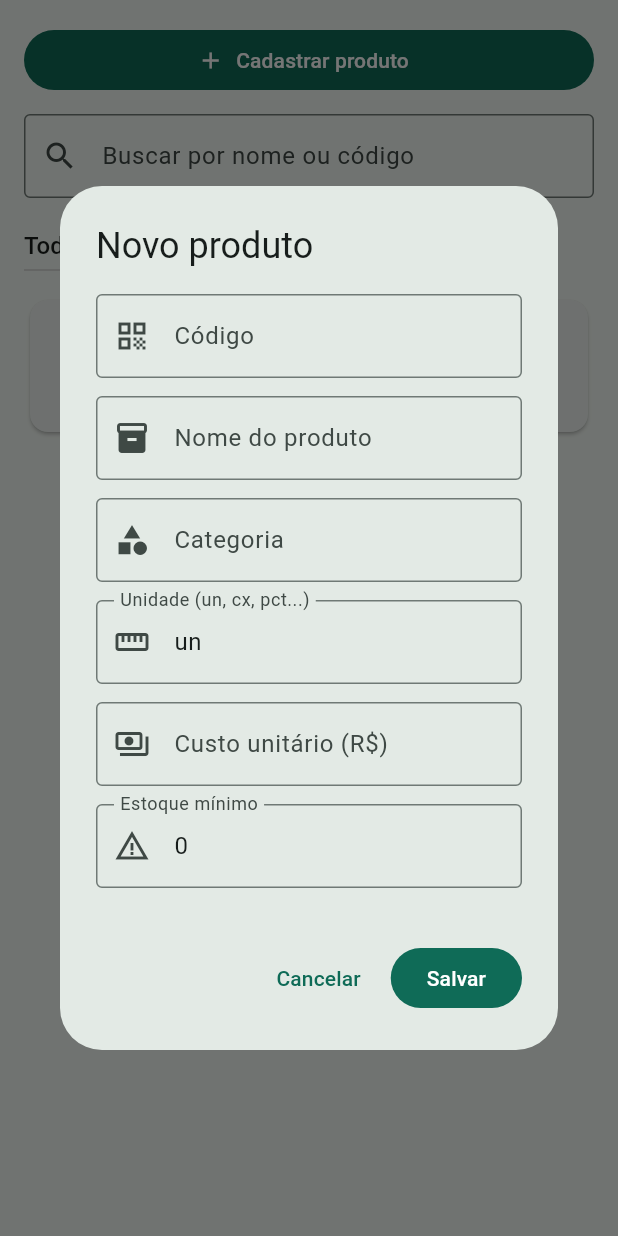
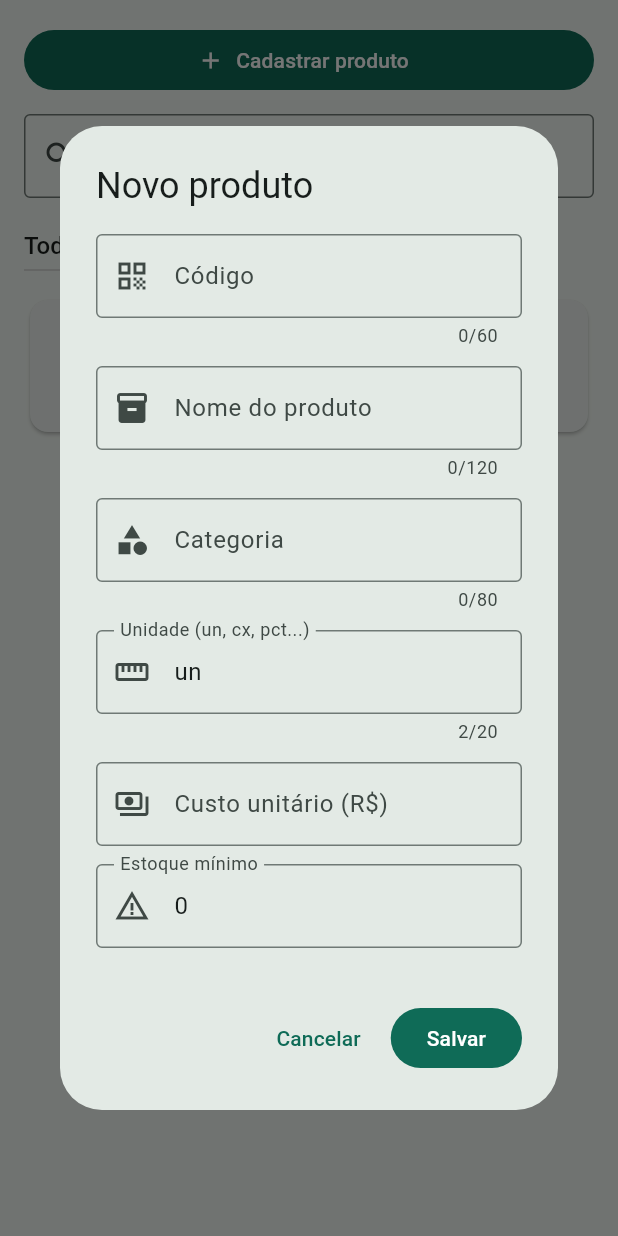
Before and after one commit to carollinesoares-sudo/controle-estoque-devsolutions, a Flutter app: the ProdutosPage widget shown alone on an empty page, opened directly with empty values, after a tap on "Cadastrar produto", on a phone screen of 412 x 824 dp. Run offline on Flutter 3.47's test engine with Material 3 defaults, Android fonts, the phone set to English and light mode, and no system bars; our stand-ins replace cloud_firestore, firebase_auth, firebase_core; accounts and stored records are empty.

Commit message:
Align product fields with Firestore limits
Co-authored-by: Copilot <223556219+Copilot@users.noreply.github.com>

```diff
--- a/lib/pages/produtos_page.dart
+++ b/lib/pages/produtos_page.dart
@@ -71,13 +71,29 @@ class _ProdutosPageState extends State<ProdutosPage> {
                 child: Column(
                   mainAxisSize: MainAxisSize.min,
                   children: [
-                    _campo(codigo, 'Código', icone: Icons.qr_code),
-                    _campo(nome, 'Nome do produto', icone: Icons.inventory_2),
-                    _campo(categoria, 'Categoria', icone: Icons.category),
+                    _campo(
+                      codigo,
+                      'Código',
+                      icone: Icons.qr_code,
+                      maxLength: 60,
+                    ),
+                    _campo(
+                      nome,
+                      'Nome do produto',
+                      icone: Icons.inventory_2,
+                      maxLength: 120,
+                    ),
+                    _campo(
+                      categoria,
+                      'Categoria',
+                      icone: Icons.category,
+                      maxLength: 80,
+                    ),
                     _campo(
                       unidade,
                       'Unidade (un, cx, pct...)',
                       icone: Icons.straighten,
+                      maxLength: 20,
                     ),
                     _campo(
                       custo,
@@ -334,11 +350,13 @@ Widget _campo(
   String rotulo, {
   required IconData icone,
   bool numerico = false,
+  int? maxLength,
 }) {
   return Padding(
     padding: const EdgeInsets.only(bottom: 12),
     child: TextFormField(
       controller: controller,
+      maxLength: maxLength,
       keyboardType: numerico
           ? const TextInputType.numberWithOptions(decimal: true)
           : TextInputType.text,
```
